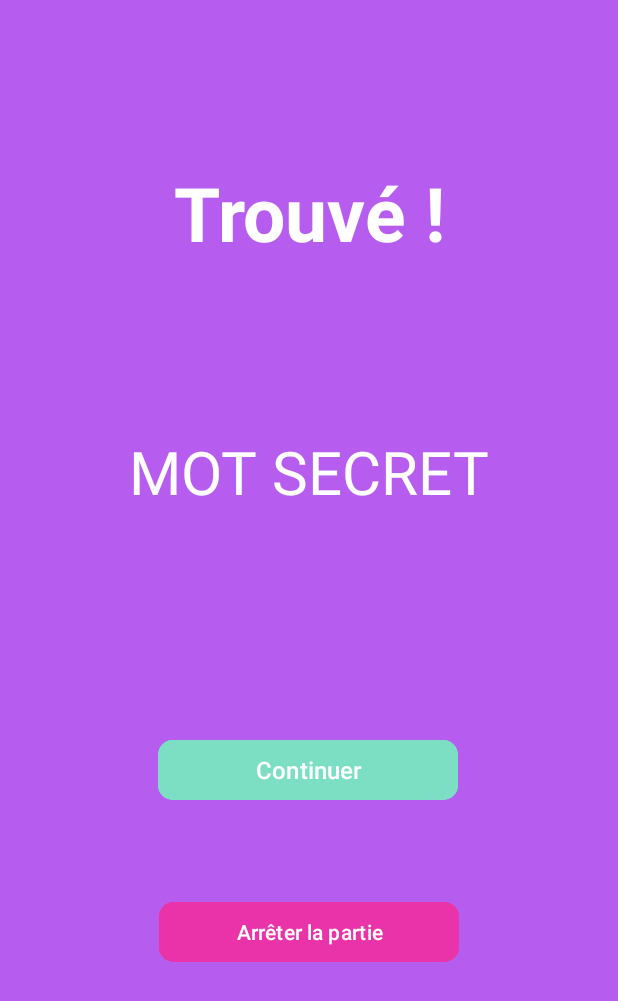
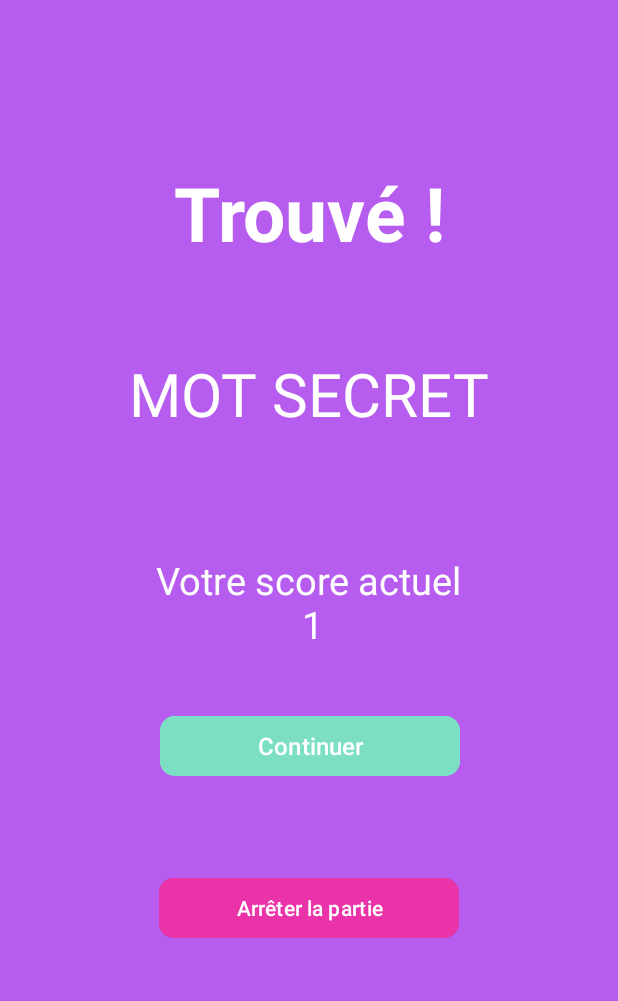
Before and after one commit to 2Axelle9/jeu-Mot-A-Mot, an Android app: the EndGameActivity screen opened directly, with no data from a screen before it, on a phone screen of 412 x 824 dp. Shown: the top 1001 px of the screen. Run offline under Robolectric (Android 15) with nearby library versions, the phone set to English and light mode, and no system bars; 3 statements that could not run were skipped.

Commit message:
affichage de l'état du score

```diff
--- a/app/src/main/java/com/example/motamot/AccueilActivity.kt
+++ b/app/src/main/java/com/example/motamot/AccueilActivity.kt
@@ -59,7 +59,7 @@ class AccueilActivity : AppCompatActivity() {
             bestScore = 0
         }
         tvBestScore = findViewById(R.id.tvBestScore)
-        tvBestScore.setText("Meilleure score\n" + bestScore.toString() + " mots de suite")
+        tvBestScore.setText("Meilleur score\n" + bestScore.toString() + " mots de suite")
     }
 
     fun ouvrirMainActivity() {
--- a/app/src/main/java/com/example/motamot/EndGameActivity.kt
+++ b/app/src/main/java/com/example/motamot/EndGameActivity.kt
@@ -19,6 +19,7 @@ class EndGameActivity : AppCompatActivity() {
     private lateinit var tvSecretWord : TextView
     private lateinit var btnPlay : Button
     private lateinit var btnStop : Button
+    private lateinit var tvActualScore : TextView
 
     lateinit var capteurManager: CapteurManager
 
@@ -36,6 +37,7 @@ class EndGameActivity : AppCompatActivity() {
         gameLogic = intent.getSerializableExtra("gameLogic") as GameLogic // On récupère l'objet gameLogic qui a été envoyé à la page
 
         tvResult = findViewById(R.id.tvResult)
+        tvActualScore = findViewById(R.id.tvActualScore)
         btnPlay = findViewById(R.id.btnPlay)
 
         capteurManager = CapteurManager(this)
@@ -43,6 +45,7 @@ class EndGameActivity : AppCompatActivity() {
         // On regarde si le mot a été trouvé ou non
         if (gameLogic.isGameOver()) {
             tvResult.text = "Dommage"
+            tvActualScore.text = "Votre score\n $score"
             btnPlay.text = "Rejouer"
             btnPlay.setOnClickListener {
                 score = 0
@@ -51,6 +54,7 @@ class EndGameActivity : AppCompatActivity() {
         } else {
             score += 1
             tvResult.text = "Trouvé !"
+            tvActualScore.text = "Votre score actuel\n $score"
             btnPlay.text = "Continuer"
             btnPlay.setOnClickListener {
                 continuer()
--- a/app/src/main/res/layout/activity_end_game.xml
+++ b/app/src/main/res/layout/activity_end_game.xml
@@ -25,16 +25,16 @@
         android:id="@+id/btnPlay"
         android:layout_width="200dp"
         android:layout_height="wrap_content"
-        android:layout_marginTop="148dp"
+        android:layout_marginTop="40dp"
         android:backgroundTint="@color/contrast_color"
         android:text="@string/btn_play"
         android:textColor="@color/white"
         android:textSize="16sp"
         app:cornerRadius="10dp"
         app:layout_constraintEnd_toEndOf="parent"
-        app:layout_constraintHorizontal_bias="0.497"
+        app:layout_constraintHorizontal_bias="0.502"
         app:layout_constraintStart_toStartOf="parent"
-        app:layout_constraintTop_toBottomOf="@+id/tvSecretWord" />
+        app:layout_constraintTop_toBottomOf="@+id/tvActualScore" />
 
     <TextView
         android:id="@+id/tvResult"
@@ -53,14 +53,28 @@
         android:id="@+id/tvSecretWord"
         android:layout_width="wrap_content"
         android:layout_height="wrap_content"
-        android:layout_marginTop="112dp"
+        android:layout_marginTop="60dp"
         android:text="@string/secretWord"
         android:textAlignment="center"
         android:textColor="@color/dark_color"
         android:textSize="40sp"
         app:layout_constraintEnd_toEndOf="parent"
-        app:layout_constraintHorizontal_bias="0.498"
+        app:layout_constraintHorizontal_bias="0.497"
         app:layout_constraintStart_toStartOf="parent"
         app:layout_constraintTop_toBottomOf="@+id/tvResult" />
 
+    <TextView
+        android:id="@+id/tvActualScore"
+        android:layout_width="wrap_content"
+        android:layout_height="wrap_content"
+        android:layout_marginTop="80dp"
+        android:text="@string/actualScore"
+        android:textAlignment="center"
+        android:textColor="@color/dark_color"
+        android:textSize="25sp"
+        app:layout_constraintEnd_toEndOf="parent"
+        app:layout_constraintHorizontal_bias="0.497"
+        app:layout_constraintStart_toStartOf="parent"
+        app:layout_constraintTop_toBottomOf="@+id/tvSecretWord" />
+
 </androidx.constraintlayout.widget.ConstraintLayout>
--- a/app/src/main/res/values/strings.xml
+++ b/app/src/main/res/values/strings.xml
@@ -13,6 +13,7 @@
     <string name="secretWord">MOT SECRET</string>
     <string name="btn_play">Jouer à nouveau</string>
     <string name="btn_stop">Arrêter la partie</string>
-    <string name="bestScore">Meilleure suite\n5 mots</string>
+    <string name="bestScore">Meilleur score\n5 mots</string>
+    <string name="actualScore">Mon score actuel\n2 mots de suite</string>
 
 </resources>
```
